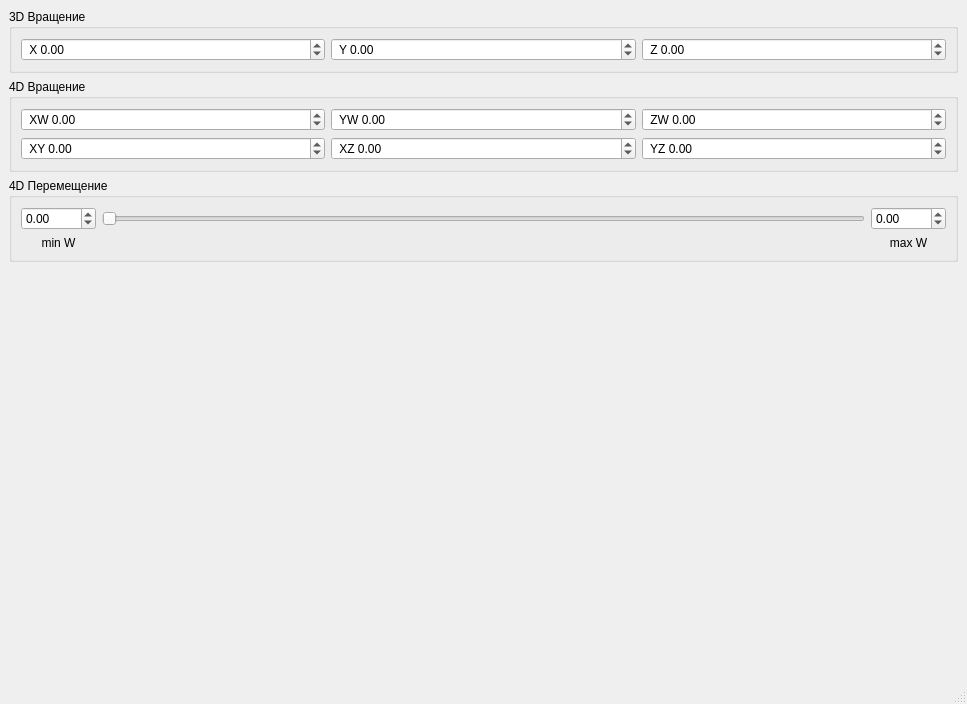
First picture: the form in mainWindowUI.ui, repository ZalmanHack/visual4D, before the edit.
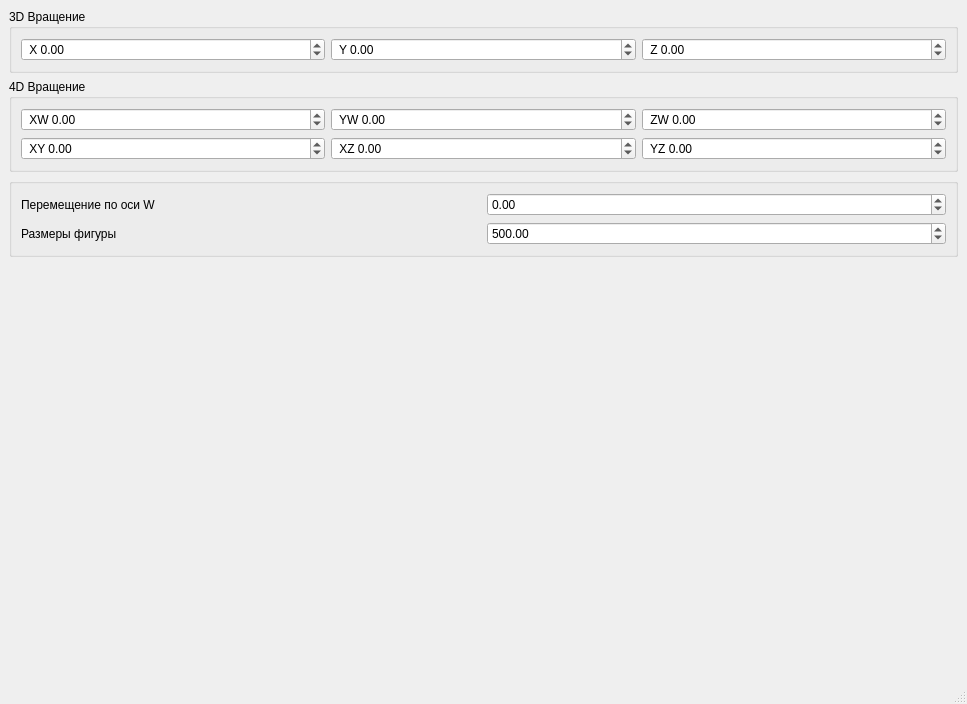
Second picture: the form after the edit.

Commit message: ver 0.3 3d срез готов. Есть ребра. Есть интерфейс. Нет полигонов

What changed in the file:
```diff
--- a/mainWindowUI.ui
+++ b/mainWindowUI.ui
@@ -272,53 +272,46 @@
          </size>
         </property>
         <property name="title">
-         <string>4D Перемещение</string>
+         <string/>
         </property>
         <layout class="QGridLayout" name="gridLayout_4">
          <item row="0" column="0">
-          <widget class="QDoubleSpinBox" name="min_w">
-           <property name="minimum">
-            <double>-1000.000000000000000</double>
-           </property>
-           <property name="maximum">
-            <double>1000.000000000000000</double>
-           </property>
-          </widget>
-         </item>
-         <item row="0" column="1">
-          <widget class="QSlider" name="position_w">
-           <property name="orientation">
-            <enum>Qt::Horizontal</enum>
-           </property>
-          </widget>
-         </item>
-         <item row="0" column="2">
-          <widget class="QDoubleSpinBox" name="max_w">
-           <property name="minimum">
-            <double>-1000.000000000000000</double>
-           </property>
-           <property name="maximum">
-            <double>1000.000000000000000</double>
-           </property>
-          </widget>
-         </item>
-         <item row="1" column="0">
-          <widget class="QLabel" name="label">
-           <property name="text">
-            <string>min W</string>
-           </property>
-           <property name="alignment">
-            <set>Qt::AlignCenter</set>
-           </property>
-          </widget>
-         </item>
-         <item row="1" column="2">
           <widget class="QLabel" name="label_2">
            <property name="text">
-            <string>max W</string>
+            <string>Перемещение по оси W</string>
+           </property>
+          </widget>
+         </item>
+         <item row="1" column="1">
+          <widget class="QDoubleSpinBox" name="scale">
+           <property name="minimum">
+            <double>-1000.000000000000000</double>
+           </property>
+           <property name="maximum">
+            <double>1000.000000000000000</double>
+           </property>
+           <property name="value">
+            <double>500.000000000000000</double>
+           </property>
+          </widget>
+         </item>
+         <item row="1" column="0">
+          <widget class="QLabel" name="label_3">
+           <property name="text">
+            <string>Размеры фигуры</string>
            </property>
            <property name="alignment">
-            <set>Qt::AlignCenter</set>
+            <set>Qt::AlignLeading|Qt::AlignLeft|Qt::AlignVCenter</set>
+           </property>
+          </widget>
+         </item>
+         <item row="0" column="1">
+          <widget class="QDoubleSpinBox" name="coordinate_w">
+           <property name="minimum">
+            <double>-1000.000000000000000</double>
+           </property>
+           <property name="maximum">
+            <double>1000.000000000000000</double>
            </property>
           </widget>
          </item>
```
The commit also changes 5 other files.
